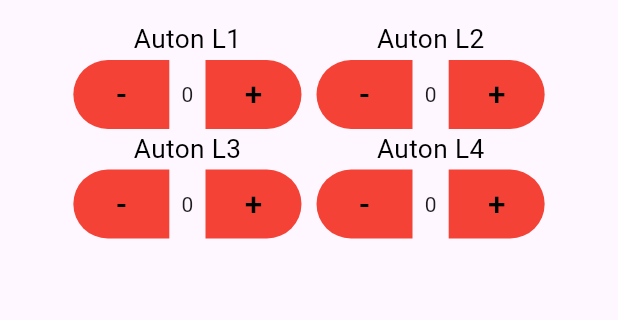
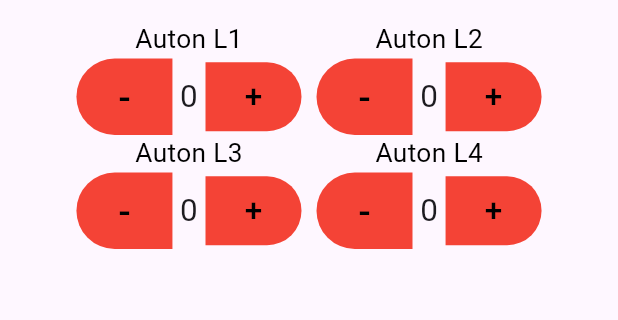
Before and after one commit to gwhs/BeakleVision, a Flutter app: the screen it shows after launch, on a phone screen of 412 x 824 dp, the part 63-383 px from its top. Run offline on Flutter 3.47's test engine with Material 3 defaults, Android fonts, the light colour scheme and no system bars.

Commit message:
match dev and main

```diff
--- a/frontend/lib/counterwidget.dart
+++ b/frontend/lib/counterwidget.dart
@@ -1,5 +1,3 @@
-
-
 import 'package:flutter/material.dart';
 
 class Counter extends StatefulWidget {
@@ -29,40 +27,44 @@ int counter = 0;
 	style: TextButton.styleFrom(
 	backgroundColor: Colors.red,
 	shape: RoundedRectangleBorder(
-	borderRadius: BorderRadius.only(
-	topLeft: Radius.circular(100),
-	bottomLeft: Radius.circular(100)
-	)
+	borderRadius: BorderRadiusGeometry.only(
+	bottomLeft: Radius.circular(100),
+	topLeft: Radius.circular(100)
+	),
 	)
 	),
 	child: Text(
 	"-",
-	textScaler: TextScaler.linear(1.5),
+	textScaler: TextScaler.linear(1.75),
 	style: TextStyle(color: Colors.black),
 	),
 	),
-	Padding(padding: EdgeInsets.all(4)),
-	Text("$counter"),
-	Padding(padding: EdgeInsets.all(4)),
+	Padding(padding: EdgeInsets.only(right: 5)),
+	Text(
+	"$counter",
+	textScaler: TextScaler.linear(1.5),
+	),
+	Padding(padding: EdgeInsets.only(right: 5)),
 	TextButton(onPressed: (){
 	setState(() {
 		  counter++;
 		});
 	},
+	child: Text(
+	"+",
+	textScaler: TextScaler.linear(1.5),
+	style: TextStyle(color: Colors.black),
+	),
 	style: TextButton.styleFrom(
 	backgroundColor: Colors.red,
 	shape: RoundedRectangleBorder(
-	borderRadius: BorderRadius.only(
+	borderRadius: BorderRadiusGeometry.only(
 	topRight: Radius.circular(100),
 	bottomRight: Radius.circular(100)
 	)
 	)
 	),
-	child: Text(
-	"+",
-	style: TextStyle(color: Colors.black),
-	textScaler: TextScaler.linear(1.5),
-	))
+	)
 	],
 	);
   }
```
